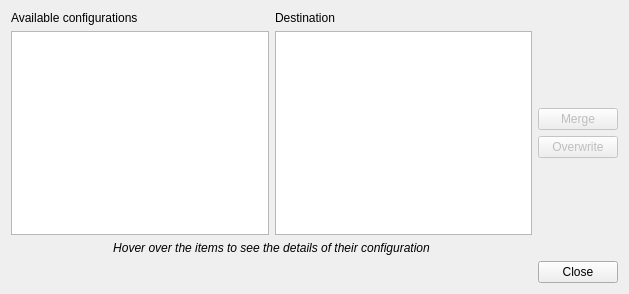
First picture: the form in UI/DlgMergeConfigurations.ui, repository Folco68/Folco, before the edit.
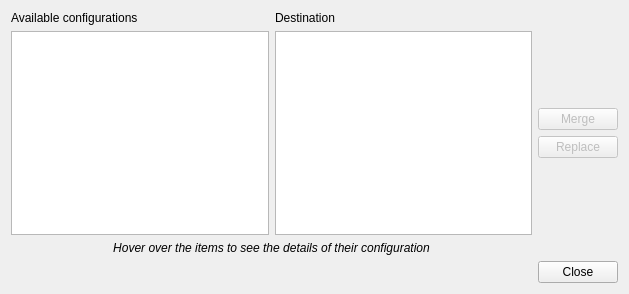
Second picture: the form after the edit.

Commit message: - Added bool Configuration::hasPredefinedIP(PredefinedIP*) - Use fixed size font in log window - Finished Merge / Replace functionnality - Added some logging on main menu generation

What changed in the file:
```diff
--- a/UI/DlgMergeConfigurations.ui
+++ b/UI/DlgMergeConfigurations.ui
@@ -112,7 +112,7 @@
           <bool>false</bool>
          </property>
          <property name="text">
-          <string>Overwrite</string>
+          <string>Replace</string>
          </property>
         </widget>
        </item>
```
Left out of the diff: 2 changed lines with no effect on the pictures. The commit also changes 7 other files.
